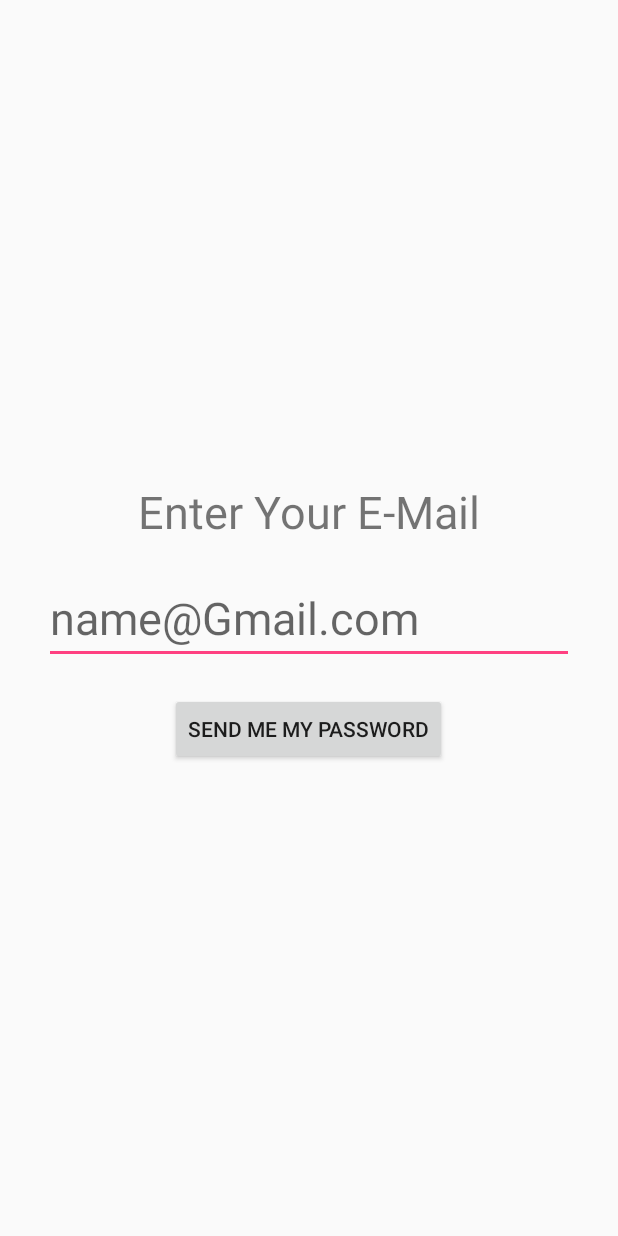
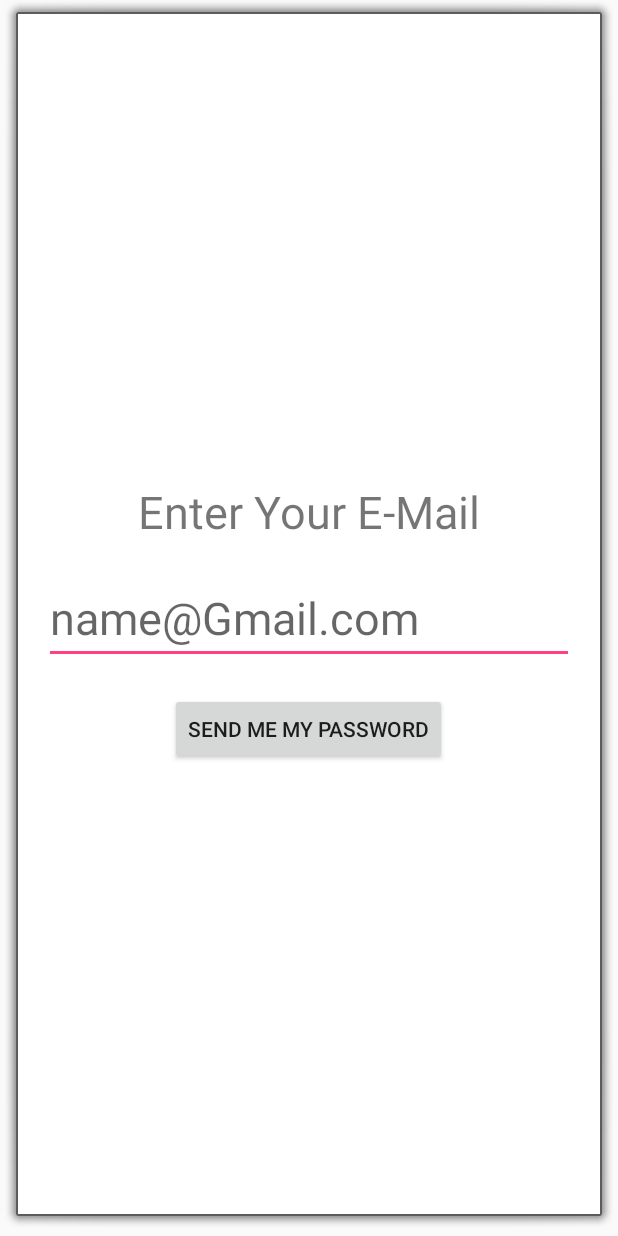
Before and after one commit to mayagel/BarBari, an Android app: the layout popwindow.xml on its own in the app's theme, with its tools: preview values and no code run, on a phone screen of 412 x 824 dp. Run offline under Robolectric (Android 15) with nearby library versions, the phone set to English and light mode, and no system bars.

```diff
--- a/app/src/main/java/com/example/yagel/barbari/Pop.java
+++ b/app/src/main/java/com/example/yagel/barbari/Pop.java
@@ -24,7 +24,7 @@ class Pop extends Activity {
         int width=dm.widthPixels;
         int height=dm.heightPixels;
 
-        getWindow().setLayout((int)(width*.9),(int)(height*.3));
+        getWindow().setLayout((int)(width*.9),(int)(height*.35));
 
     }
 }
--- a/app/src/main/res/layout/popwindow.xml
+++ b/app/src/main/res/layout/popwindow.xml
@@ -1,6 +1,8 @@
 <?xml version="1.0" encoding="utf-8"?>
 <RelativeLayout xmlns:android="http://schemas.android.com/apk/res/android"
-    android:layout_width="match_parent" android:layout_height="match_parent">
+    android:layout_width="match_parent" android:layout_height="match_parent"
+    android:background="@android:drawable/alert_light_frame"
+    >
 
     <TextView
         android:id="@+id/textView2"
```
